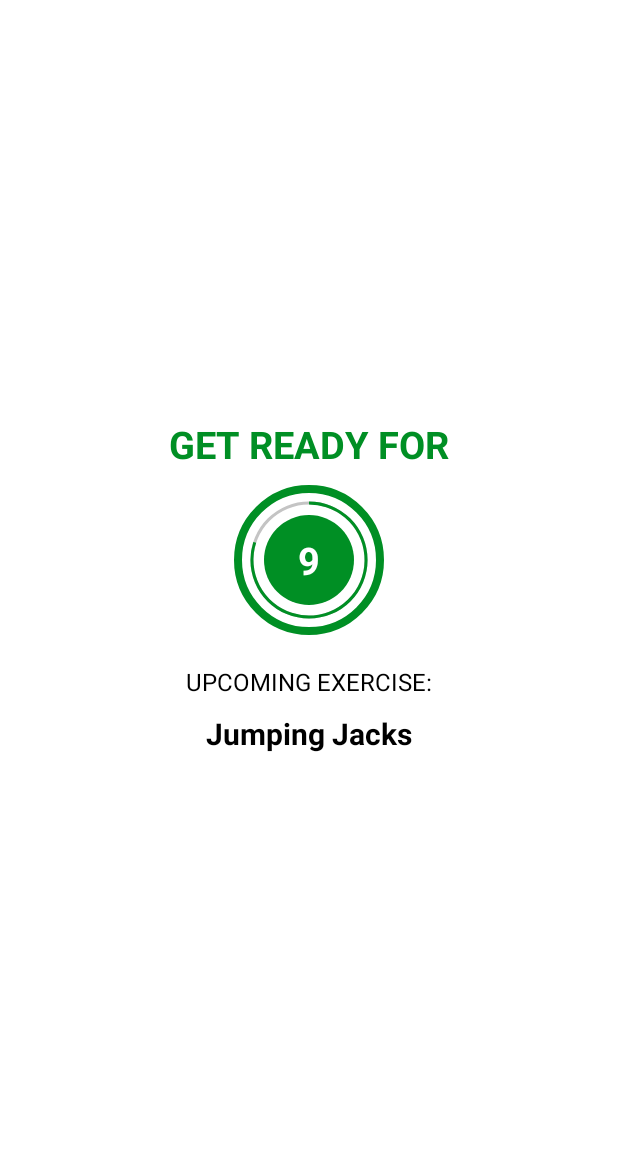
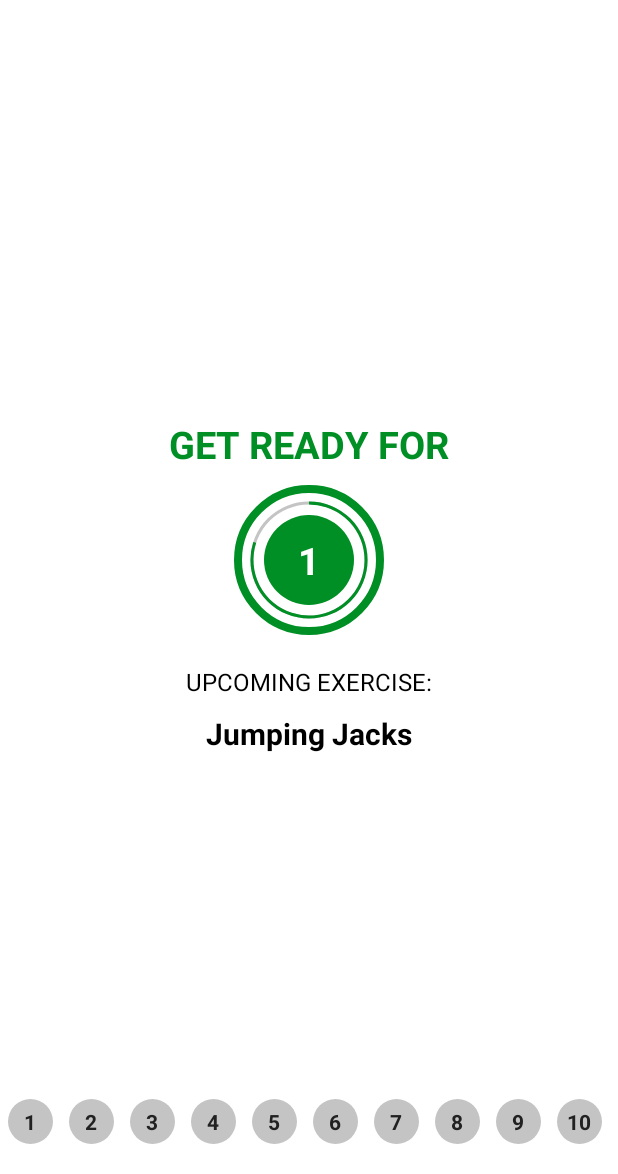
Before and after one commit to AdiAr11/7MinutesWorkout, an Android app: the ExerciseActivity screen opened directly, with no data from a screen before it, on a phone screen of 412 x 824 dp, the part 62-1236 px from its top. Run offline under Robolectric (Android 15) with nearby library versions, the phone set to English and light mode, and no system bars.

Commit message:
recycler view showing which activity on added

```diff
--- a/app/src/main/java/com/example/a7minutesworkout/ExerciseActivity.kt
+++ b/app/src/main/java/com/example/a7minutesworkout/ExerciseActivity.kt
@@ -1,20 +1,30 @@
 package com.example.a7minutesworkout
 
+import android.media.MediaPlayer
+import android.net.Uri
 import android.os.Bundle
 import android.os.CountDownTimer
+import android.speech.tts.TextToSpeech
+import android.util.Log
 import android.view.View
 import androidx.appcompat.app.AppCompatActivity
+import androidx.recyclerview.widget.LinearLayoutManager
 import com.example.a7minutesworkout.databinding.ActivityExerciseBinding
+import java.util.*
 
-class ExerciseActivity : AppCompatActivity() {
+class ExerciseActivity : AppCompatActivity(), TextToSpeech.OnInitListener {
 
     private lateinit var binding: ActivityExerciseBinding
     private var countDownTimer: CountDownTimer? = null
     private var exercisingCountDownTimer: CountDownTimer? = null
-    private var timerDuration: Long = 10000
-    private var exercisingDuration: Long = 30000
+    private var timerDuration: Long = 2000
+    private var exercisingDuration: Long = 3000
     private var restProgress = 10
     private var exercisingProgress = 30
+    private var mediaPlayer: MediaPlayer? = null
+    private var adapter: ExerciseStatusAdapter? = null
+
+    private lateinit var textToSpeech: TextToSpeech
 
     private var exerciseList: ArrayList<ExerciseModel>? = null
     private var currentExerciseNumber: Int = -1
@@ -26,11 +36,29 @@ class ExerciseActivity : AppCompatActivity() {
 
         setSupportActionBar(binding.toolBarExerciseActivity)
         exerciseList = Constants.defaultExerciseList()
+        textToSpeech = TextToSpeech(this, this)
+        try {
+            val soundURI = Uri.parse("android.resource://com.example.a7minutesworkout/${R.raw.press_start}")
+            mediaPlayer = MediaPlayer.create(applicationContext, soundURI)
+        }catch (e: Exception){
+            e.printStackTrace()
+        }
+
         addBackButtonToActionBar()
         setUpRestTimer()
+        setUpExerciseStatusRecyclerView()
+
+    }
+
+    private fun setUpExerciseStatusRecyclerView(){
+        adapter = ExerciseStatusAdapter(exerciseList!!)
+        binding.exerciseStatusRecyclerView.adapter = adapter
+        binding.exerciseStatusRecyclerView.layoutManager =
+            LinearLayoutManager(this, LinearLayoutManager.HORIZONTAL, false)
     }
 
     private fun setUpRestTimer(){
+        playStartingSound()
         binding.startingTimer.visibility = View.VISIBLE
         binding.textView.visibility = View.VISIBLE
         binding.upComingTV.visibility = View.VISIBLE
@@ -48,6 +76,19 @@ class ExerciseActivity : AppCompatActivity() {
             restProgress = 10
         }
         startStartingRestingTimer()
+    }
+
+    private fun playStartingSound(){
+        try {
+            mediaPlayer?.isLooping = false
+            mediaPlayer?.start()
+        }catch (e: Exception){
+            e.printStackTrace()
+        }
+    }
+
+    private fun speakOut(textToBeSpoken: String){
+        textToSpeech.speak(textToBeSpoken, TextToSpeech.QUEUE_FLUSH, null, "")
     }
 
     private fun startStartingRestingTimer() {
@@ -76,6 +117,11 @@ class ExerciseActivity : AppCompatActivity() {
         binding.exerciseTimer.visibility = View.VISIBLE
         binding.exerciseImageView.visibility = View.VISIBLE
         currentExerciseNumber++
+        exerciseList!![currentExerciseNumber].setIsSelected(true)
+        adapter?.notifyDataSetChanged()
+
+        speakOut(" ${exerciseList!![currentExerciseNumber].getExerciseName()}")
+
         binding.exerciseImageView.setImageResource(exerciseList?.get(currentExerciseNumber)!!.getImage())
         binding.exerciseNameTextView.text = exerciseList?.get(currentExerciseNumber)?.getExerciseName()
         if (exercisingCountDownTimer != null) {
@@ -94,8 +140,10 @@ class ExerciseActivity : AppCompatActivity() {
             }
 
             override fun onFinish() {
+                exerciseList!![currentExerciseNumber].setIsSelected(false)
+                exerciseList!![currentExerciseNumber].setIsCompleted(true)
+                adapter?.notifyDataSetChanged()
                 setUpRestTimer()
-
             }
         }.start()
     }
@@ -117,6 +165,26 @@ class ExerciseActivity : AppCompatActivity() {
             exercisingCountDownTimer?.cancel()
             exercisingProgress = 30
         }
+
+        if (textToSpeech != null){
+            textToSpeech.stop()
+            textToSpeech.shutdown()
+        }
+        if (mediaPlayer != null){
+            mediaPlayer!!.stop()
+        }
+    }
+
+    override fun onInit(status: Int) {
+        if (status == TextToSpeech.SUCCESS){
+            val result = textToSpeech.setLanguage(Locale.US)
+            if (result == TextToSpeech.LANG_NOT_SUPPORTED || result == TextToSpeech.LANG_MISSING_DATA){
+                Log.e("TTS msg", "Language is not supported")
+            }
+        }
+        else{
+            Log.e("TTS msg", "Initialization failed, status: $status")
+        }
     }
 
 }
--- /dev/null
+++ b/app/src/main/java/com/example/a7minutesworkout/ExerciseStatusAdapter.kt
@@ -0,0 +1,46 @@
+package com.example.a7minutesworkout
+
+import android.graphics.Color
+import android.view.LayoutInflater
+import android.view.ViewGroup
+import androidx.core.content.ContextCompat
+import androidx.recyclerview.widget.RecyclerView
+import com.example.a7minutesworkout.databinding.ItemExerciseStatusBinding
+
+class ExerciseStatusAdapter(private val itemsList: ArrayList<ExerciseModel>): RecyclerView.Adapter<ExerciseStatusAdapter.ViewHolder>() {
+
+    inner class ViewHolder(binding: ItemExerciseStatusBinding): RecyclerView.ViewHolder(binding.root) {
+        val itemTV = binding.itemTextVIew
+    }
+
+    override fun onCreateViewHolder(parent: ViewGroup, viewType: Int): ViewHolder {
+        return ViewHolder(ItemExerciseStatusBinding.inflate(LayoutInflater.from(parent.context), parent, false))
+    }
+
+    override fun onBindViewHolder(holder: ViewHolder, position: Int) {
+        val exerciseModel = itemsList[position]
+        holder.itemTV.text = exerciseModel.getId().toString()
+
+        when{
+            exerciseModel.getIsSelected() -> {
+                holder.itemTV.background = ContextCompat.getDrawable(holder.itemView.context, R.drawable.item_circular_thin_accent_color_border)
+                holder.itemTV.setTextColor(Color.parseColor("#212121"))
+            }
+            exerciseModel.getIsCompleted() -> {
+                holder.itemTV.background = ContextCompat.getDrawable(holder.itemView.context,
+                    R.drawable.item_circular_background
+                )
+                holder.itemTV.setTextColor(Color.parseColor("#FFFFFF"))
+            }
+            else -> {
+                holder.itemTV.background = ContextCompat.getDrawable(holder.itemView.context, R.drawable.item_circular_gray_color_background)
+                holder.itemTV.setTextColor(Color.parseColor("#212121"))
+            }
+        }
+
+    }
+
+    override fun getItemCount(): Int {
+        return itemsList.size
+    }
+}
--- a/app/src/main/java/com/example/a7minutesworkout/MainActivity.kt
+++ b/app/src/main/java/com/example/a7minutesworkout/MainActivity.kt
@@ -20,4 +20,8 @@ class MainActivity : AppCompatActivity() {
         }
 
     }
+
+    override fun onNightModeChanged(mode: Int) {
+        super.onNightModeChanged(mode)
+    }
 }
--- /dev/null
+++ b/app/src/main/res/drawable/item_circular_gray_color_background.xml
@@ -0,0 +1,6 @@
+<?xml version="1.0" encoding="utf-8"?>
+<shape xmlns:android="http://schemas.android.com/apk/res/android"
+    android:shape="oval">
+    <solid android:color="#c4c4c4"/>
+
+</shape>
--- /dev/null
+++ b/app/src/main/res/drawable/item_circular_thin_accent_color_border.xml
@@ -0,0 +1,8 @@
+<?xml version="1.0" encoding="utf-8"?>
+<shape xmlns:android="http://schemas.android.com/apk/res/android"
+    android:shape="oval">
+    <solid android:color="@color/white"/>
+    <stroke android:color="@color/color_accent"
+        android:width="2dp"/>
+
+</shape>
--- a/app/src/main/res/layout/activity_exercise.xml
+++ b/app/src/main/res/layout/activity_exercise.xml
@@ -112,7 +112,10 @@
 
     <TextView
         android:id="@+id/exerciseNameTextView"
-        android:layout_width="wrap_content"
+        android:layout_width="match_parent"
+        android:layout_marginStart="10dp"
+        android:layout_marginEnd="10dp"
+        android:gravity="center"
         android:layout_height="wrap_content"
         android:layout_marginBottom="10dp"
         android:text="Exercise Name"
@@ -132,7 +135,7 @@
         android:layout_marginBottom="10dp"
         android:background="@drawable/item_circular_color_accent_border"
         android:visibility="invisible"
-        app:layout_constraintBottom_toBottomOf="parent"
+        app:layout_constraintBottom_toTopOf="@id/exerciseStatusRecyclerView"
         app:layout_constraintEnd_toEndOf="parent"
         app:layout_constraintStart_toStartOf="parent">
 
@@ -168,4 +171,14 @@
 
     </FrameLayout>
 
+    <androidx.recyclerview.widget.RecyclerView
+        android:id="@+id/exerciseStatusRecyclerView"
+        android:layout_width="wrap_content"
+        android:layout_height="50dp"
+        android:layout_margin="5dp"
+        app:layout_constraintBottom_toBottomOf="parent"
+        app:layout_constraintStart_toStartOf="parent"
+        app:layout_constraintEnd_toEndOf="parent"
+        />
+
 </androidx.constraintlayout.widget.ConstraintLayout>
--- a/app/src/main/res/layout/activity_main.xml
+++ b/app/src/main/res/layout/activity_main.xml
@@ -32,6 +32,7 @@
             android:layout_width="wrap_content"
             android:layout_height="wrap_content"
             android:text="@string/start"
+            android:textColor="@color/color_accent"
             android:textSize="22sp"
             android:textStyle="bold"
             android:layout_gravity="center"/>
--- /dev/null
+++ b/app/src/main/res/layout/item_exercise_status.xml
@@ -0,0 +1,16 @@
+<?xml version="1.0" encoding="utf-8"?>
+<TextView xmlns:android="http://schemas.android.com/apk/res/android"
+    xmlns:tools="http://schemas.android.com/tools"
+    android:id="@+id/itemTextVIew"
+    android:layout_width="30dp"
+    android:layout_height="30dp"
+    tools:text="1"
+    android:layout_margin="5dp"
+    android:textSize="14sp"
+    android:gravity="center"
+    android:textStyle="bold"
+    android:textColor="#212121"
+    android:padding="3dp"
+    android:background="@drawable/item_circular_gray_color_background">
+
+</TextView>
--- a/app/src/main/res/values-night/themes.xml
+++ b/app/src/main/res/values-night/themes.xml
@@ -1,6 +1,6 @@
 <resources xmlns:tools="http://schemas.android.com/tools">
     <!-- Base application theme. -->
-    <style name="Theme.7MinutesWorkout" parent="Theme.MaterialComponents.DayNight.DarkActionBar">
+    <style name="Theme.7MinutesWorkout" parent="Theme.MaterialComponents.DayNight.NoActionBar">
         <!-- Primary brand color. -->
         <item name="colorPrimary">@color/purple_200</item>
         <item name="colorPrimaryVariant">@color/purple_700</item>
@@ -13,4 +13,11 @@
         <item name="android:statusBarColor" tools:targetApi="l">?attr/colorPrimaryVariant</item>
         <!-- Customize your theme here. -->
     </style>
+
+    <style name="toolbarTheme" parent="@style/ThemeOverlay.MaterialComponents.ActionBar">
+
+        <item name="colorControlNormal">@color/toolbar_color_control_normal</item>
+
+    </style>
+
 </resources>
--- a/build.gradle
+++ b/build.gradle
@@ -6,7 +6,7 @@ buildscript {
     }
     dependencies {
         classpath "com.android.tools.build:gradle:7.0.2"
-        classpath "org.jetbrains.kotlin:kotlin-gradle-plugin:1.5.31"
+        classpath 'org.jetbrains.kotlin:kotlin-gradle-plugin:1.6.0'
 
         // NOTE: Do not place your application dependencies here; they belong
         // in the individual module build.gradle files
```
Also changed, not shown: app/src/main/AndroidManifest.xml (+9 -0 lines).
